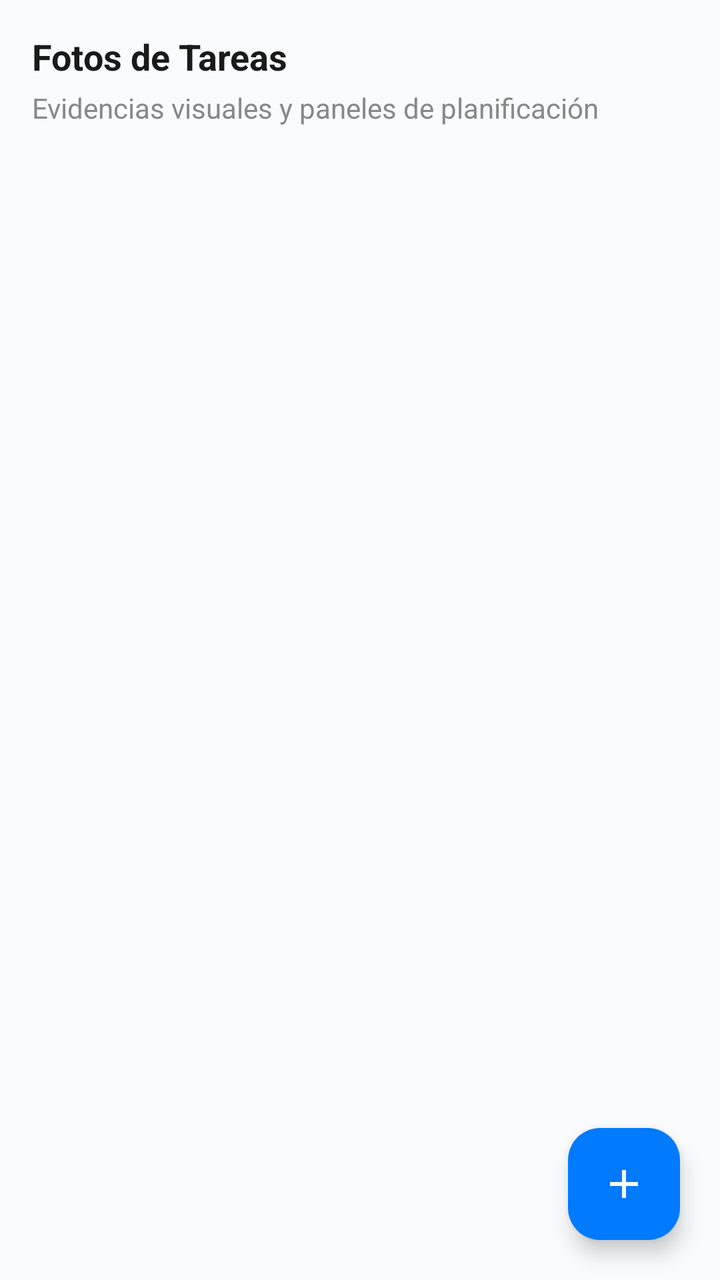
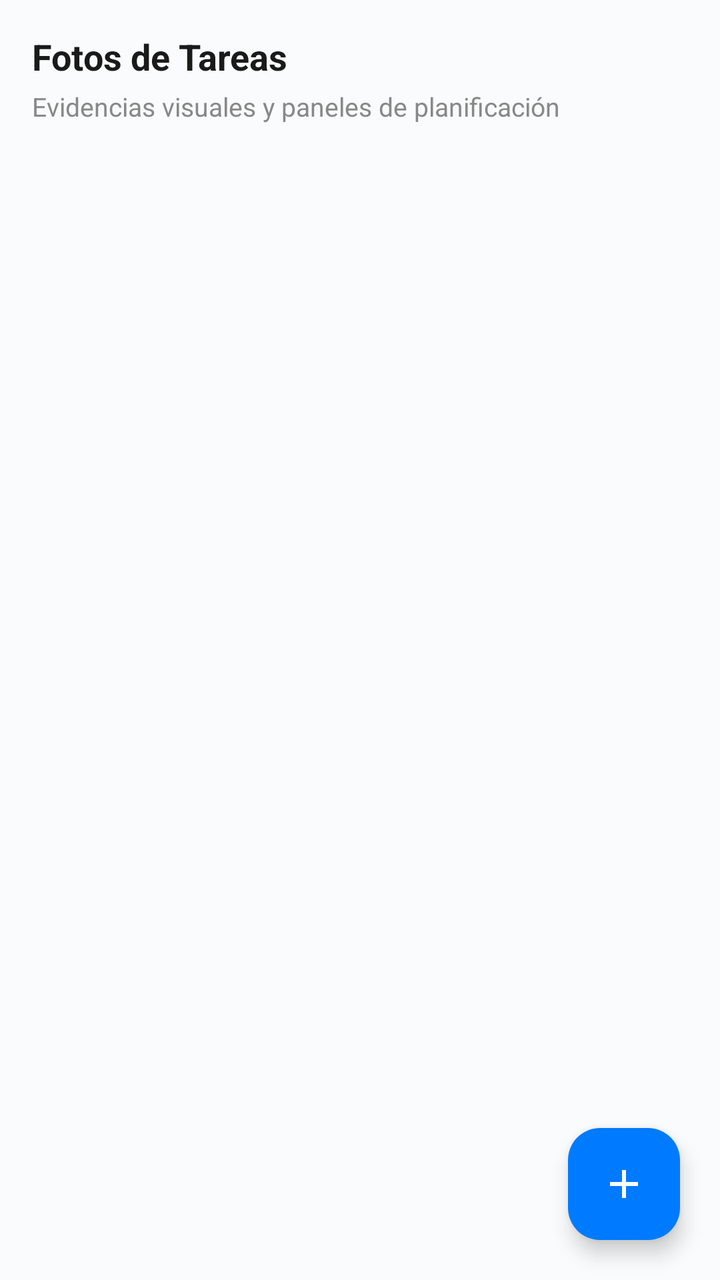

The first picture is an Android layout as it rendered before a commit; the second is the same layout after the commit. The layout source and the unified diff follow.
<!-- AndroidManifest.xml: application theme Theme.TaskManager -->
<!-- res/layout/fragment_gallery.xml -->
<?xml version="1.0" encoding="utf-8"?>
<androidx.coordinatorlayout.widget.CoordinatorLayout xmlns:android="http://schemas.android.com/apk/res/android"
    xmlns:app="http://schemas.android.com/apk/res-auto"
    android:layout_width="match_parent"
    android:layout_height="match_parent"
    android:background="@color/background">

    <LinearLayout
        android:layout_width="match_parent"
        android:layout_height="match_parent"
        android:orientation="vertical"
        android:padding="16dp">

        <TextView
            android:layout_width="wrap_content"
            android:layout_height="wrap_content"
            android:text="@string/task_photos"
            android:textColor="@color/text_primary"
            android:textSize="18sp"
            android:textStyle="bold" />

        <TextView
            android:layout_width="wrap_content"
            android:layout_height="wrap_content"
            android:layout_marginTop="4dp"
            android:layout_marginBottom="12dp"
            android:text="@string/photos_subtitle"
            android:textColor="@color/text_secondary" />

        <androidx.recyclerview.widget.RecyclerView
            android:id="@+id/photo_grid"
            android:layout_width="match_parent"
            android:layout_height="match_parent" />
    </LinearLayout>

    <com.google.android.material.floatingactionbutton.FloatingActionButton
        android:id="@+id/fab_add_photo"
        android:layout_width="wrap_content"
        android:layout_height="wrap_content"
        android:layout_gravity="bottom|end"
        android:layout_margin="20dp"
        android:contentDescription="@string/add_photo"
        app:backgroundTint="@color/primary"
        app:srcCompat="@drawable/ic_add"
        app:tint="@android:color/white" />
</androidx.coordinatorlayout.widget.CoordinatorLayout>
<!-- resources referenced by this layout -->
<resources>
  <color name="background">#FAFBFC</color>
  <color name="primary">#007AFF</color>
  <color name="text_primary">#1A1A1A</color>
  <color name="text_secondary">#888888</color>
  <!-- drawable ic_add (drawable) -->
  <?xml version="1.0" encoding="utf-8"?>
  <vector xmlns:android="http://schemas.android.com/apk/res/android"
      android:width="24dp"
      android:height="24dp"
      android:viewportWidth="24"
      android:viewportHeight="24">
      <path android:fillColor="#FFFFFF" android:pathData="M19,13h-6v6h-2v-6H5v-2h6V5h2v6h6v2z" />
  </vector>
  <string name="add_photo">Agregar foto</string>
  <string name="photos_subtitle">Evidencias visuales y paneles de planificación</string>
  <string name="task_photos">Fotos de Tareas</string>
  <style name="Theme.TaskManager" parent="Theme.Material3.Light.NoActionBar">
          <item name="colorPrimary">@color/primary</item>
          <item name="colorPrimaryDark">@color/primary_dark</item>
          <item name="colorSecondary">@color/primary</item>
          <item name="android:statusBarColor">@color/primary</item>
          <item name="android:navigationBarColor">@color/surface</item>
          <item name="android:windowBackground">@color/background</item>
          <item name="android:windowLightStatusBar">false</item>
      </style>
  <color name="primary_dark">#0063D1</color>
  <color name="surface">#FFFFFF</color>
</resources>

<!-- the commit's change to res/layout/fragment_gallery.xml (unified diff, before → after) -->
@@ -12,7 +12,7 @@
         android:padding="16dp">
 
         <TextView
-            android:layout_width="wrap_content"
+            android:layout_width="match_parent"
             android:layout_height="wrap_content"
             android:text="@string/task_photos"
             android:textColor="@color/text_primary"
@@ -20,17 +20,20 @@
             android:textStyle="bold" />
 
         <TextView
-            android:layout_width="wrap_content"
+            android:layout_width="match_parent"
             android:layout_height="wrap_content"
             android:layout_marginTop="4dp"
             android:layout_marginBottom="12dp"
             android:text="@string/photos_subtitle"
-            android:textColor="@color/text_secondary" />
+            android:textColor="@color/text_secondary"
+            android:textSize="13sp" />
 
         <androidx.recyclerview.widget.RecyclerView
             android:id="@+id/photo_grid"
             android:layout_width="match_parent"
-            android:layout_height="match_parent" />
+            android:layout_height="match_parent"
+            android:clipToPadding="false"
+            android:paddingBottom="72dp" />
     </LinearLayout>
 
     <com.google.android.material.floatingactionbutton.FloatingActionButton
